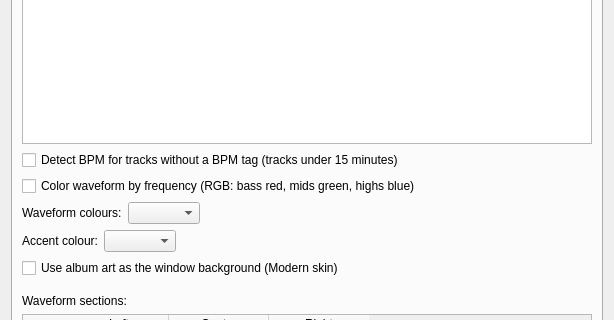
Old version of the form src/preferencesDialog.ui in the repository khoshekh-dj/nulloy; both pictures show x 0 to 614 and y 210 to 530 of the 614 by 656 pixel window.
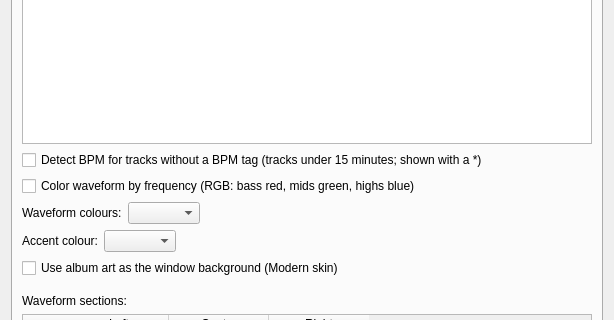
New version of the form. The open tabs and pages were chosen to show the change. Custom widgets are drawn as their Qt base class.

Commit message:
Mark detected BPMs with *; refresh the track info line when one arrives
A BPM that TrackDeck detected (no BPM tag) now shows as e.g. "126.1*"
in the BPM column, the skins' track info line and the waveform overlay,
so it can be told apart from a tagged BPM. Sorting ignores the marker.

The skins' track info line was filled in when the track started and
never showed a BPM detected while it played. The player now emits
trackInfoChanged() after detecting the playing track's BPM, and the
Modern and Khoshekh skins refresh their labels on it.

Preferences, README and the website explain the *.

```diff
--- a/src/preferencesDialog.ui
+++ b/src/preferencesDialog.ui
@@ -1226,7 +1226,7 @@
        <item>
         <widget class="QCheckBox" name="bpmDetectionCheckBox">
          <property name="text">
-          <string>Detect BPM for tracks without a BPM tag (tracks under 15 minutes)</string>
+          <string>Detect BPM for tracks without a BPM tag (tracks under 15 minutes; shown with a *)</string>
          </property>
         </widget>
        </item>
```
The commit also changes 8 other files.
